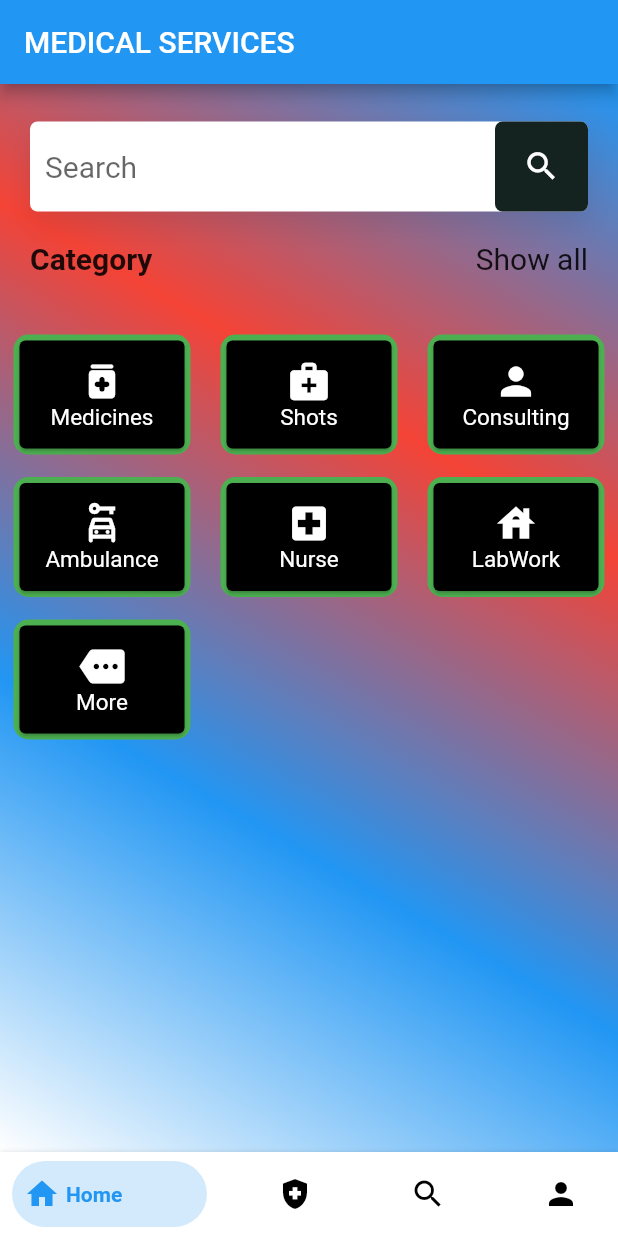
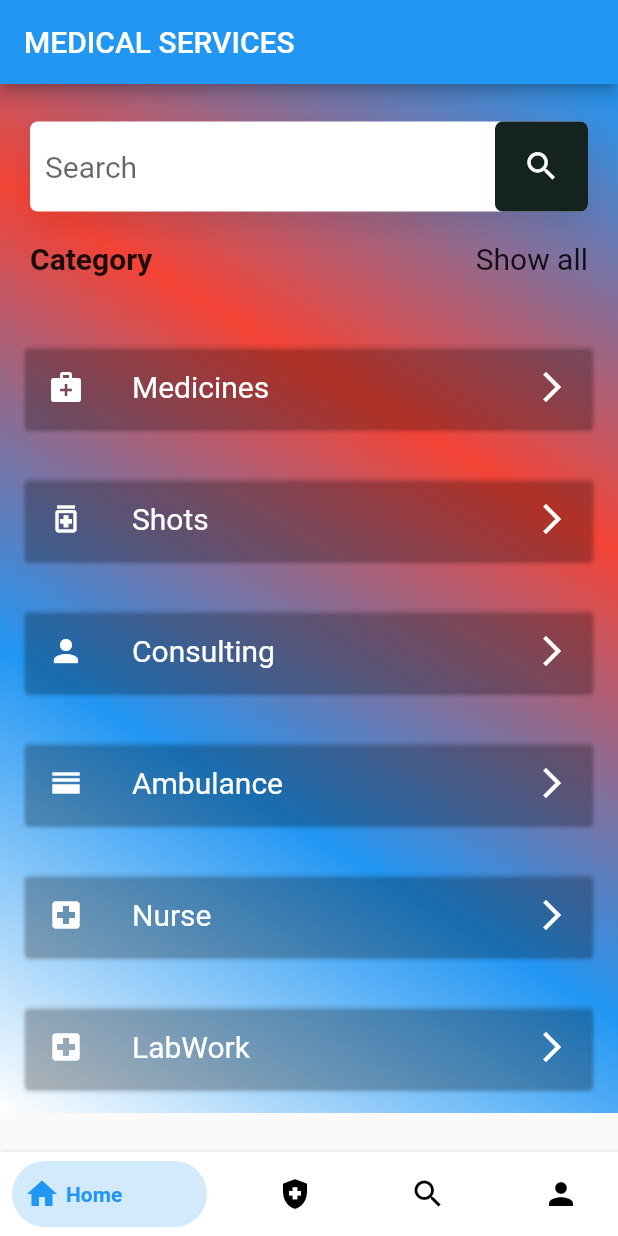
Before and after one commit to Sharan-ayush08/front_page_ui, a Flutter app: the screen it shows after launch, on a phone screen of 412 x 824 dp. Run offline on Flutter 3.47's test engine with Material 2 defaults, Android fonts, the phone set to English and light mode, and no system bars; drawn by our look-alikes of bottom_navy_bar; our stand-ins replace google_fonts; Roboto replaces fonts that are missing (Acme).

Commit message:
Some Changes Done

```diff
--- a/lib/screens/front_page.dart
+++ b/lib/screens/front_page.dart
@@ -17,7 +17,8 @@ class _FrontpageState extends State<Frontpage> {
         appBar: AppBar(
           title: Text("MEDICAL SERVICES"),
         ),
-        body: Container(
+        body: SingleChildScrollView(
+          child: Container(
             decoration: BoxDecoration(
               gradient: LinearGradient(
                 begin: Alignment.topRight,
@@ -59,14 +60,13 @@ class _FrontpageState extends State<Frontpage> {
                         ),
                       ),
                       Expanded(
-                      flex: 1,
                         child: Container(
                           decoration: BoxDecoration(
                               color: Color(0xff1071613),
                               borderRadius: BorderRadius.circular(5)),
                           child: Center(
-                          child:
-                              Icon(Icons.search, color: Colors.white, size: 25),
+                            child: Icon(Icons.search,
+                                color: Colors.white, size: 25),
                           ),
                         ),
                       ),
@@ -110,6 +110,7 @@ class _FrontpageState extends State<Frontpage> {
               ],
             ),
           ),
+        ),
         bottomNavigationBar: BottomNavyBar(
           selectedIndex: currentBarItem,
           onItemSelected: (index) {
--- a/lib/screens/page_elements.dart
+++ b/lib/screens/page_elements.dart
@@ -1,5 +1,6 @@
 import 'package:flutter/material.dart';
 import 'package:front_page_ui/screens/drugs.dart';
+import 'package:google_fonts/google_fonts.dart';
 
 class PageElements extends StatefulWidget {
   const PageElements({Key? key}) : super(key: key);
@@ -9,79 +10,145 @@ class PageElements extends StatefulWidget {
 }
 
 class _PageElemntsState extends State<PageElements> {
-  final List<String> _services = [
-    "Medicines",
-    "Shots",
-    "Consulting",
-    "Ambulance",
-    "Nurse",
-    "LabWork",
-    "More"
-  ];
-  final _iconTypes = <IconData>[
-    Icons.medication_rounded,
-    Icons.medical_services,
-    Icons.person,
-    Icons.car_rental_outlined,
-    Icons.local_hospital,
-    Icons.house,
-    Icons.more
-  ];
+  // final List<String> _services = [
+  //   "Medicines",
+  //   "Shots",
+  //   "Consulting",
+  //   "Ambulance",
+  //   "Nurse",
+  //   "LabWork",
+  //   "More"
+  // ];
+  // final _iconTypes = <IconData>[
+  //   Icons.medication_rounded,
+  //   Icons.medical_services,
+  //   Icons.person,
+  //   Icons.car_rental_outlined,
+  //   Icons.local_hospital,
+  //   Icons.house,
+  //   Icons.more
+  // ];
 
   @override
   Widget build(BuildContext context) {
-    return Expanded(
-      child: Container(
-        margin: EdgeInsets.all(9.0),
-        child: GridView.builder(
-          itemCount: _services.length,
-          gridDelegate: SliverGridDelegateWithFixedCrossAxisCount(
-              crossAxisCount: 3,
-              crossAxisSpacing: 20.0,
-              mainAxisSpacing: 15.0,
-              childAspectRatio: 1.2,
-              mainAxisExtent: 80.0),
-          itemBuilder: (context, index) {
-            return GestureDetector(
-              onTap: () {
-                setState(() {
-                  if (_services[index] == 'Medicines') {
-                    Navigator.push(
-                      context,
-                      MaterialPageRoute(builder: (context) => ViewMedicines()),
-                    );
-                  }
-                });
-              },
-              child: Container(
-                // width: 100.0,
-                decoration: BoxDecoration(
-                    borderRadius: BorderRadius.circular(10.0),
-                    color: Colors.green),
+    return Container(
+      child: Column(
+        children: [
+          Padding(
+            padding: const EdgeInsets.all(12.0),
             child: Card(
-                  color: Colors.black,
-                  child: Container(
-                    child: Column(
-                      mainAxisAlignment: MainAxisAlignment.center,
-                      crossAxisAlignment: CrossAxisAlignment.center,
-                      children: <Widget>[
-                        Icon(
-                          _iconTypes[index],
+              color: Colors.transparent,
+              child: ListTile(
+                leading: Icon(
+                  Icons.medical_services,
                   color: Colors.white,
-                          size: 30.0,
                 ),
-                        Text(
-                          _services[index],
-                          style: TextStyle(color: Colors.white, fontSize: 15.0),
-                        ),
-                      ],
+                title: Text('Medicines',
+                    style: GoogleFonts.acme(fontSize: 20, color: Colors.white)),
+                trailing: Icon(
+                  Icons.arrow_forward_ios,
+                  color: Colors.white,
                 ),
               ),
             ),
           ),
-            );
-          },
+          Padding(
+            padding: const EdgeInsets.all(12.0),
+            child: Card(
+              color: Colors.transparent,
+              child: ListTile(
+                leading: Icon(
+                  Icons.medication_outlined,
+                  color: Colors.white,
                 ),
+                title: Text('Shots',
+                    style: GoogleFonts.acme(fontSize: 20, color: Colors.white)),
+                trailing: Icon(
+                  Icons.arrow_forward_ios,
+                  color: Colors.white,
+                ),
+              ),
+            ),
+          ),
+          Padding(
+            padding: const EdgeInsets.all(12.0),
+            child: Card(
+              color: Colors.transparent,
+              child: ListTile(
+                leading: Icon(
+                  Icons.person,
+                  color: Colors.white,
+                ),
+                title: Text('Consulting',
+                    style: GoogleFonts.acme(fontSize: 20, color: Colors.white)),
+                trailing: Icon(
+                  Icons.arrow_forward_ios,
+                  color: Colors.white,
+                ),
+              ),
+            ),
+          ),
+          Padding(
+            padding: const EdgeInsets.all(12.0),
+            child: Card(
+              color: Colors.transparent,
+              child: ListTile(
+                leading: Icon(
+                  Icons.horizontal_split_sharp,
+                  color: Colors.white,
+                ),
+                title: Text('Ambulance',
+                    style: GoogleFonts.acme(fontSize: 20, color: Colors.white)),
+                trailing: Icon(
+                  Icons.arrow_forward_ios,
+                  color: Colors.white,
+                ),
+              ),
+            ),
+          ),
+          Padding(
+            padding: const EdgeInsets.all(12.0),
+            child: Card(
+              color: Colors.transparent,
+              child: ListTile(
+                leading: Icon(
+                  Icons.local_hospital,
+                  color: Colors.white,
+                ),
+                title: Text('Nurse',
+                    style: GoogleFonts.acme(fontSize: 20, color: Colors.white)),
+                trailing: Icon(
+                  Icons.arrow_forward_ios,
+                  color: Colors.white,
+                ),
+              ),
+            ),
+          ),
+          Padding(
+            padding: const EdgeInsets.all(12.0),
+            child: Card(
+              color: Colors.transparent,
+              child: ListTile(
+                leading: Icon(
+                  Icons.local_hospital,
+                  color: Colors.white,
+                ),
+                title: Text('LabWork',
+                    style: GoogleFonts.acme(fontSize: 20, color: Colors.white)),
+                trailing: Icon(
+                  Icons.arrow_forward_ios,
+                  color: Colors.white,
+                ),
+              ),
+            ),
+          ),
+          // ListTile(
+          //   trailing: Icon(
+          //     Icons.more_horiz,
+          //     size: 50.0,
+          //   ),
+          // )
+        ],
       ),
     );
   }
--- a/pubspec.yaml
+++ b/pubspec.yaml
@@ -27,8 +27,10 @@ dependencies:
 
   # The following adds the Cupertino Icons font to your application.
   # Use with the CupertinoIcons class for iOS style icons.
+
   bottom_navy_bar: ^6.0.0
   cupertino_icons: ^1.0.2
+  google_fonts: ^2.1.0
 
 dev_dependencies:
   flutter_test:
```
Also changed, not shown: pubspec.lock. Lines whose indentation alone changed are shown as unchanged.
